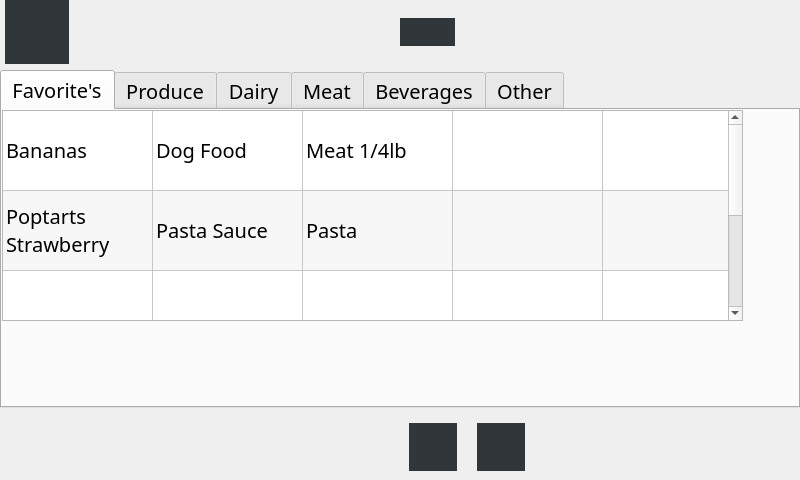
Old version of the form favoriteWindow.ui in the repository addisonElliott/SmartShopTouchScreen.
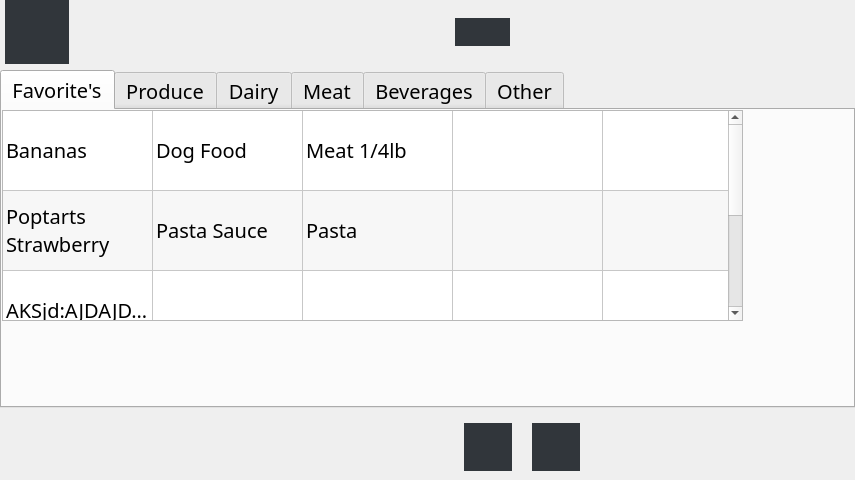
New version of the form. Icons and pictures are not drawn.

Commit message: Push whatever I had

Patch:
```diff
--- a/favoriteWindow.ui
+++ b/favoriteWindow.ui
@@ -9,7 +9,7 @@
    <rect>
     <x>0</x>
     <y>0</y>
-    <width>800</width>
+    <width>855</width>
     <height>480</height>
    </rect>
   </property>
@@ -377,6 +377,11 @@
           <string>Pasta</string>
          </property>
         </item>
+        <item row="2" column="0">
+         <property name="text">
+          <string>AKSjd:AJDAJD:JAD:LJA:DJA:DJA:JD:ASKJD:KAJS</string>
+         </property>
+        </item>
        </widget>
       </widget>
       <widget class="QWidget" name="tabWidgetPage2">
```
